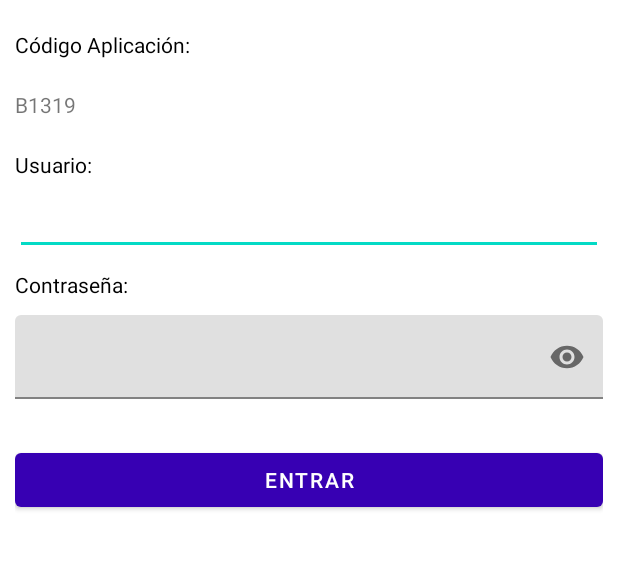
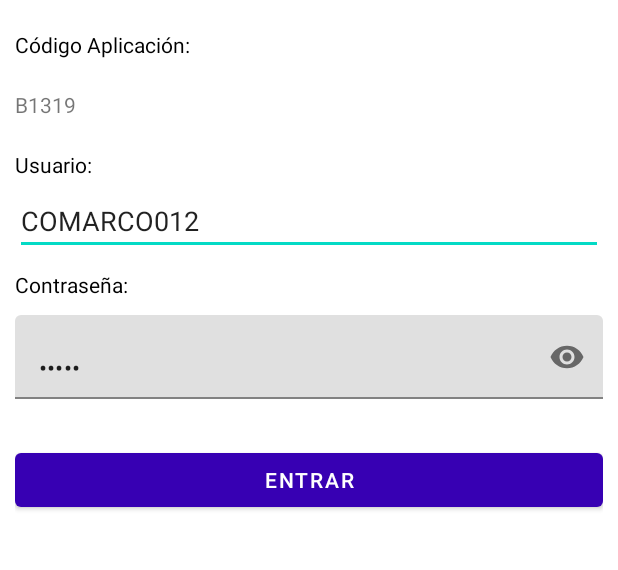
Before and after one commit to Daniel-RM/ArcoTrack, an Android app: the screen it shows after launch (LoginActivity), on a phone screen of 412 x 824 dp, the part 135-705 px from its top. Run offline under Robolectric (Android 15) with nearby library versions, the phone set to English and light mode, and no system bars.

Commit message:
Feria Smopyc2021

```diff
--- a/app/src/main/java/com/arcoelectronica/aroctrack/LoginActivity.java
+++ b/app/src/main/java/com/arcoelectronica/aroctrack/LoginActivity.java
@@ -43,6 +43,21 @@ public class LoginActivity extends AppCompatActivity {
 
         informa();
 
+        //Para las tablet de la feria
+//        code = "81F75";
+//        tvCodigo.setText(code);
+//        user = "COMARCO888";
+//        pass = "35813";
+//        edtUser.setText(user);
+//        edtPass.setText(pass);
+
+        code = "161FA";
+        tvCodigo.setText(code);
+        user = "COMARCO012";
+        pass = "24B4B";
+        edtUser.setText(user);
+        edtPass.setText(pass);
+
         //Compruebo si la aplicación ya tiene un código único asignado. Si no es así, lo creo y se lo asigno
         SharedPreferences preferences = getSharedPreferences("codigoInicial", Context.MODE_PRIVATE);
         code = preferences.getString("codigo","");
@@ -62,6 +77,8 @@ public class LoginActivity extends AppCompatActivity {
             public void onClick(View v) {
                 user = edtUser.getText().toString().toUpperCase();
                 pass = edtPass.getText().toString().toUpperCase();
+
+
 
                 if(user.equals("") || pass.equals("")){
                     Toast.makeText(getApplicationContext(), "Por favor introduzca el usuario y la contraseña", Toast.LENGTH_SHORT).show();
--- a/app/src/main/res/layout/activity_login.xml
+++ b/app/src/main/res/layout/activity_login.xml
@@ -4,7 +4,7 @@
     xmlns:tools="http://schemas.android.com/tools"
     android:layout_width="match_parent"
     android:layout_height="match_parent"
-    tools:context="com.example.aroctrack.LoginActivity">
+    tools:context="com.arcoelectronica.aroctrack.LoginActivity">
 
     <LinearLayout
         android:layout_width="match_parent"
--- a/app/src/main/res/layout/activity_main.xml
+++ b/app/src/main/res/layout/activity_main.xml
@@ -5,7 +5,7 @@
     xmlns:tools="http://schemas.android.com/tools"
     android:layout_width="match_parent"
     android:layout_height="match_parent"
-    tools:context="com.example.aroctrack.MainActivity">
+    tools:context="com.arcoelectronica.aroctrack.MainActivity">
 
     <LinearLayout
         android:layout_width="match_parent"
--- a/app/src/main/res/values/themes.xml
+++ b/app/src/main/res/values/themes.xml
@@ -1,7 +1,7 @@
 <resources xmlns:tools="http://schemas.android.com/tools">
     <!-- Base application theme. -->
     <style name="Theme.ArcoTrack" parent="Theme.MaterialComponents.Light.NoActionBar">
-        <item name="android:forceDarkAllowed" tools:targetApi="q">false</item>
+        <!--<item name="android:forceDarkAllowed" tools:targetApi="q">false</item>-->
         <!-- Primary brand color. -->
         <item name="colorPrimary">@color/purple_700</item>
         <item name="colorPrimaryVariant">@color/purple_700</item>
```
Also changed, not shown: app/build.gradle (+5 -2 lines), app/src/main/AndroidManifest.xml (+9 -3 lines), app/src/main/java/com/arcoelectronica/aroctrack/MainActivity.java (+37 -16 lines), 2 other files.
